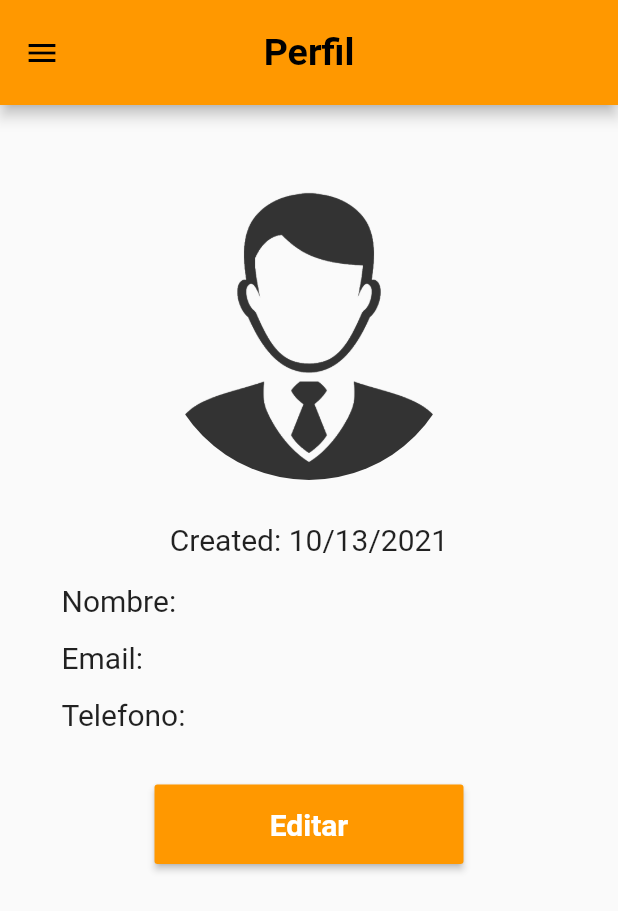
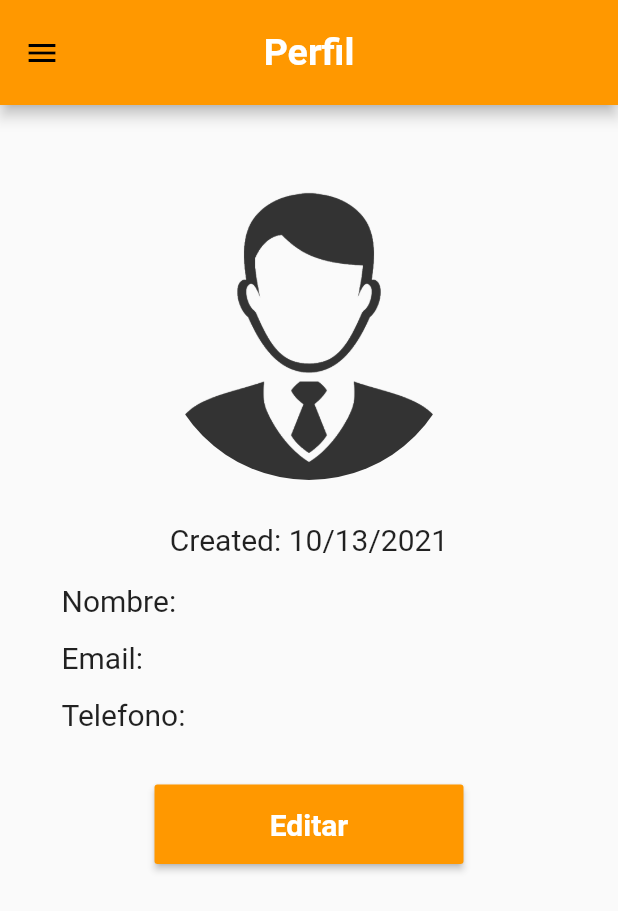
Before and after one commit to esteban-valero/FlashPark_Partner, a Flutter app: the ViewParking screen opened directly, in the side drawer, after a tap on "Perfil", on a phone screen of 412 x 824 dp. Shown: the top 911 px of the screen. Run offline on Flutter 3.47's test engine with Material 2 defaults, Android fonts, the phone set to English and light mode, and no system bars; our stand-ins replace cloud_firestore, firebase_auth, firebase_core, flutter_markdown, percent_indicator, video_player; accounts and stored records are empty; Roboto replaces fonts that are missing (Berlin Sans FB).

```diff
--- a/lib/Screens/Perfil.dart
+++ b/lib/Screens/Perfil.dart
@@ -27,8 +27,8 @@ class _ProfileViewState extends State<ProfileView> {
         appBar: AppBar(
           title: Text(
             "Perfil",
-            style: TextStyles.appPartnerTextStyle
-                .copyWith(fontSize: 25, fontWeight: FontWeight.bold),
+            style: TextStyles.appPartnerTextStyle.copyWith(
+                fontSize: 25, fontWeight: FontWeight.bold, color: Colors.white),
           ),
           backgroundColor: Colors.orange,
           toolbarHeight: 70,
--- a/lib/Screens/ViewParkings.dart
+++ b/lib/Screens/ViewParkings.dart
@@ -1,5 +1,6 @@
 import 'package:flutter/material.dart';
 import 'package:hello_world_flutter/Model/Parking.dart';
+import 'package:hello_world_flutter/common/customDetailParking.dart';
 import 'package:hello_world_flutter/utils/text_styles.dart';
 import 'package:hello_world_flutter/widgets/Menu_widget.dart';
 import 'package:hello_world_flutter/widgets/Provider_widget.dart';
@@ -18,8 +19,8 @@ class _ViewParkingState extends State<ViewParking> {
         appBar: AppBar(
           title: Text(
             "Parqueaderos",
-            style: TextStyles.appPartnerTextStyle
-                .copyWith(fontSize: 25, fontWeight: FontWeight.bold),
+            style: TextStyles.appPartnerTextStyle.copyWith(
+                fontSize: 25, fontWeight: FontWeight.bold, color: Colors.white),
           ),
           backgroundColor: Colors.orange,
           toolbarHeight: 70,
@@ -27,61 +28,58 @@ class _ViewParkingState extends State<ViewParking> {
         ),
         body: SingleChildScrollView(
             child: Column(
-            children: <Widget>[
-              SizedBox(height: 20),
-              Container(
-                width: MediaQuery.of(context).size.width,
-                child: Column(
           children: [
-                    FutureBuilder(
-                      future: Provider.of(context).auth.getCurrentUser(),
-                      builder: (context, snapshot) {
-                        if (snapshot.connectionState == ConnectionState.done) {
-                          return displayUserInformation(context, snapshot);
-                        } else {
-                          return CircularProgressIndicator();
-                        }
-                      },
-                    )
-                  ],
+            SizedBox(
+              height: 50,
             ),
-              )
-            ],
-          ),
-        ),
-        drawer: Menu().getDrawer(context));
-  }
-
-  Widget displayUserInformation(BuildContext context, AsyncSnapshot snapshot) {
-    final authData = snapshot.data;
-    return Column(
-      children: <Widget>[
             FutureBuilder(
                 future: _getParkingData(),
                 builder: (context, snapshot) {
                   if (snapshot.connectionState == ConnectionState.done) {
                     return Container(
-                  height: 100,
+                        height: MediaQuery.of(context).size.height,
                         child: ListView.builder(
                           itemCount: parkings.length,
                           itemBuilder: (context, index) {
-                      return ListTile(
+                            return Container(
+                              child: ListTile(
+                                trailing: Icon(Icons.keyboard_arrow_right),
                                 title: Text(
                                   parkings[index].name,
-                          style: TextStyles.appPartnerTextStyle,
+                                  style:
+                                      TextStyles.appPartnerTextStyle.copyWith(),
                                   textAlign: TextAlign.center,
                                 ),
                                 onTap: () {
-                          //Go to the next screen with Navigator.push
-                        },
+                                  Navigator.push(
+                                    context,
+                                    MaterialPageRoute(
+                                      builder: (context) => CustomDetailParking(
+                                        parking: parkings[index],
+                                      ),
+                                    ),
                                   );
                                 },
                               ),
+                              decoration: BoxDecoration(
+                                  border: Border(
+                                      bottom:
+                                          BorderSide(color: Colors.orange))),
                             );
+                          },
+                        ));
                   } else {
                     return CircularProgressIndicator();
                   }
                 }),
+          ],
+        )),
+        drawer: Menu().getDrawer(context));
+  }
+
+  Widget displayUserInformation(BuildContext context, AsyncSnapshot snapshot) {
+    return Column(
+      children: <Widget>[
         SizedBox(
           height: 10,
         ),
@@ -90,6 +88,7 @@ class _ViewParkingState extends State<ViewParking> {
   }
 
   _getParkingData() async {
+    parkings = [];
     final uid = await Provider.of(context).auth.getCurrentUID();
     //print(Provider.of(context).db.collection('Partners').doc(uid).get());
     await Provider.of(context)
--- a/pubspec.yaml
+++ b/pubspec.yaml
@@ -40,6 +40,7 @@ dependencies:
   animations: ^2.0.1
   flutter_markdown: ^0.5.2
   video_player: ^2.2.5
+  percent_indicator: ^3.4.0
 
 dev_dependencies:
   flutter_launcher_icons: "^0.8.0"
```
Also changed, not shown: lib/common/customDetailParking.dart (+51 -83 lines), pubspec.lock. Lines whose indentation alone changed are shown as unchanged.
